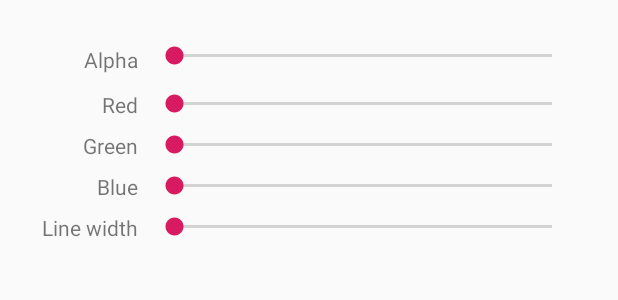
After one commit to dj-pocket-cloud/Pokemon-Petting-App, an Android app: the layout fragment_color.xml on its own in the app's theme, with its tools: preview values and no code run, on a phone screen of 412 x 824 dp. The commit adds this screen. Shown: the top 300 px of the screen. Run offline under Robolectric (Android 15) with nearby library versions, the phone set to English and light mode, and no system bars.

Commit message:
added several fragments and resources

```diff
--- /dev/null
+++ b/app/src/main/res/layout/fragment_color.xml
@@ -0,0 +1,113 @@
+<?xml version="1.0" encoding="utf-8"?>
+<GridLayout xmlns:android="http://schemas.android.com/apk/res/android"
+    android:id="@+id/colorDialogGridLayout"
+    android:layout_width="match_parent"
+    android:layout_height="match_parent"
+    android:columnCount="2"
+    android:orientation="vertical"
+    android:paddingLeft="@dimen/activity_horizontal_margin"
+    android:paddingTop="@dimen/activity_vertical_margin"
+    android:paddingRight="@dimen/activity_horizontal_margin"
+    android:paddingBottom="@dimen/activity_vertical_margin"
+    android:rowCount="6"
+    android:useDefaultMargins="true">
+
+    <View
+        android:id="@+id/colorView"
+        android:layout_width="wrap_content"
+        android:layout_height="@dimen/color_view_height"
+        android:layout_column="0"
+        android:layout_columnSpan="2"
+        android:layout_gravity="fill_horizontal" />
+
+    <TextView
+        android:id="@+id/alphaTextView"
+        android:layout_width="wrap_content"
+        android:layout_height="wrap_content"
+        android:layout_row="0"
+        android:layout_column="0"
+        android:layout_gravity="center_vertical|right"
+        android:text="@string/label_alpha" />
+
+    <SeekBar
+        android:id="@+id/alphaSeekBar"
+        android:layout_width="wrap_content"
+        android:layout_height="wrap_content"
+        android:layout_row="0"
+        android:layout_column="1"
+        android:layout_gravity="fill_horizontal"
+        android:max="255" />
+
+    <TextView
+        android:id="@+id/redTextView"
+        android:layout_width="wrap_content"
+        android:layout_height="wrap_content"
+        android:layout_row="1"
+        android:layout_column="0"
+        android:layout_gravity="center_vertical|right"
+        android:text="@string/label_red" />
+
+    <SeekBar
+        android:id="@+id/redSeekBar"
+        android:layout_width="wrap_content"
+        android:layout_height="wrap_content"
+        android:layout_row="1"
+        android:layout_column="1"
+        android:layout_gravity="fill_horizontal"
+        android:max="255" />
+
+    <TextView
+        android:id="@+id/greenTextView"
+        android:layout_width="wrap_content"
+        android:layout_height="wrap_content"
+        android:layout_row="2"
+        android:layout_column="0"
+        android:layout_gravity="center_vertical|right"
+        android:text="@string/label_green" />
+
+    <SeekBar
+        android:id="@+id/greenSeekBar"
+        android:layout_width="wrap_content"
+        android:layout_height="wrap_content"
+        android:layout_row="2"
+        android:layout_column="1"
+        android:layout_gravity="fill_horizontal"
+        android:max="255" />
+
+    <TextView
+        android:id="@+id/blueTextView"
+        android:layout_width="wrap_content"
+        android:layout_height="wrap_content"
+        android:layout_row="3"
+        android:layout_column="0"
+        android:layout_gravity="center_vertical|right"
+        android:text="@string/label_blue" />
+
+    <SeekBar
+        android:id="@+id/blueSeekBar"
+        android:layout_width="wrap_content"
+        android:layout_height="wrap_content"
+        android:layout_row="3"
+        android:layout_column="1"
+        android:layout_gravity="fill_horizontal"
+        android:max="255" />
+
+    <TextView
+        android:id="@+id/lineWidthTextView"
+        android:layout_width="wrap_content"
+        android:layout_height="wrap_content"
+        android:layout_row="4"
+        android:layout_column="0"
+        android:layout_gravity="center_vertical|right"
+        android:text="@string/label_width" />
+
+    <SeekBar
+        android:id="@+id/widthSeekBar"
+        android:layout_width="wrap_content"
+        android:layout_height="wrap_content"
+        android:layout_row="4"
+        android:layout_column="1"
+        android:layout_gravity="fill_horizontal"
+        android:max="255" />
+
+</GridLayout>
--- a/app/src/main/res/menu/petview_fragment_menu.xml
+++ b/app/src/main/res/menu/petview_fragment_menu.xml
@@ -4,18 +4,21 @@
     <item
         android:id="@+id/sprite"
         android:title="Sprite Mode"
+        android:icon="@drawable/ic_videogame_asset_black_24dp"
         app:showAsAction="ifRoom">
     </item>
 
     <item
         android:id="@+id/pokemon"
         android:title="Pokemon Selection"
+        android:icon="@drawable/ic_tag_faces_black_24dp"
         app:showAsAction="ifRoom">
     </item>
 
     <item
         android:id="@+id/color"
         android:title="Color Selection"
+        android:icon="@drawable/ic_palette_black_24dp"
         app:showAsAction="ifRoom">
     </item>
 </menu>
--- /dev/null
+++ b/app/src/main/res/values/dimens.xml
@@ -0,0 +1,6 @@
+<?xml version="1.0" encoding="utf-8"?>
+<resources>
+    <dimen name="color_view_height">24dp</dimen>
+    <dimen name="activity_horizontal_margin">24dp</dimen>
+    <dimen name="activity_vertical_margin">24dp</dimen>
+</resources>
--- a/app/src/main/res/values/strings.xml
+++ b/app/src/main/res/values/strings.xml
@@ -1,3 +1,12 @@
 <resources>
     <string name="app_name">Pokemon Petting App</string>
+    <string name="label_alpha">Alpha</string>
+    <string name="label_red">Red</string>
+    <string name="label_green">Green</string>
+    <string name="label_blue">Blue</string>
+    <string name="label_width">Line width</string>
+
+    <string name="bulbasaur">Bulbasaur</string>
+    <string name="charmander">Charmander</string>
+    <string name="squirtle">Squirtle</string>
 </resources>
```
Also changed, not shown: app/src/main/res/drawable/ic_palette_black_24dp.xml (added, +9 -0 lines), app/src/main/res/drawable/ic_tag_faces_black_24dp.xml (added, +9 -0 lines), app/src/main/res/drawable/ic_videogame_asset_black_24dp.xml (added, +9 -0 lines), app/src/main/res/layout/fragment_pokemon_select.xml (added, +48 -0 lines).
